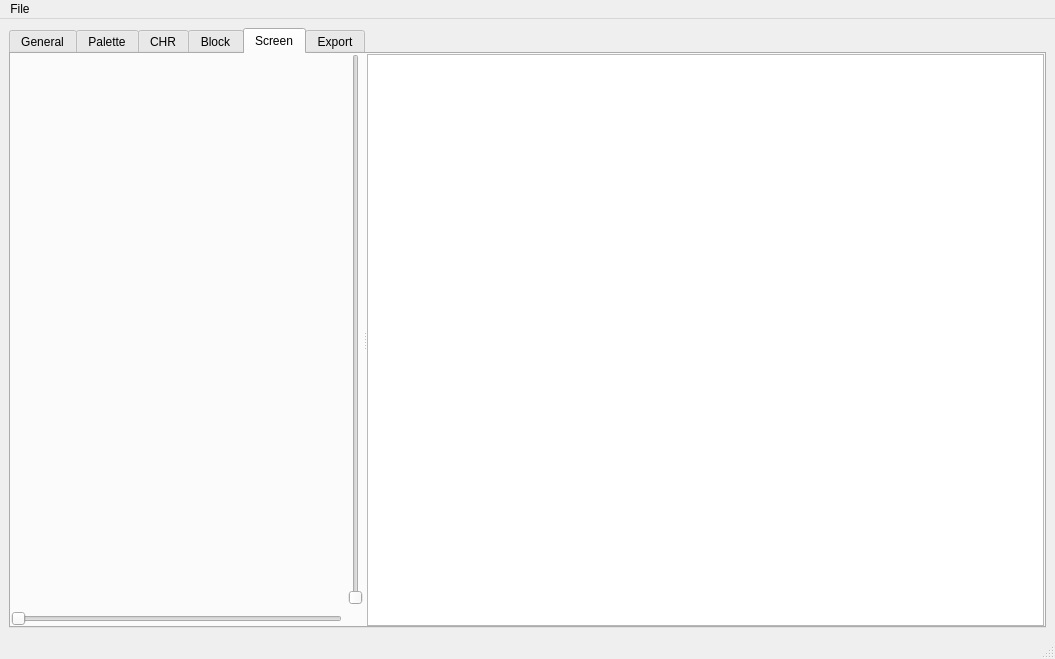
Qt form FamiScroller/mainwindow.ui (evgenykzz2/FamiTool) before a commit.
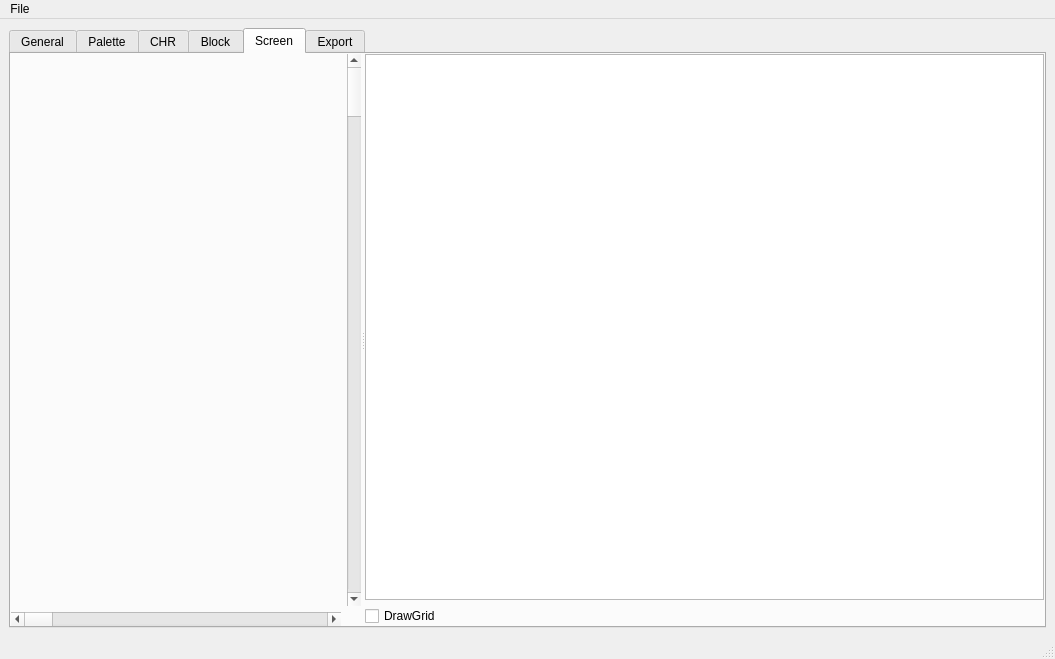
The same form after that commit.

Diff of the .ui file:
```diff
--- a/FamiScroller/mainwindow.ui
+++ b/FamiScroller/mainwindow.ui
@@ -743,20 +743,6 @@
             <property name="bottomMargin">
              <number>0</number>
             </property>
-            <item row="0" column="1">
-             <widget class="QSlider" name="slider_screen_v">
-              <property name="orientation">
-               <enum>Qt::Vertical</enum>
-              </property>
-             </widget>
-            </item>
-            <item row="1" column="0">
-             <widget class="QSlider" name="slider_screen_h">
-              <property name="orientation">
-               <enum>Qt::Horizontal</enum>
-              </property>
-             </widget>
-            </item>
             <item row="0" column="0">
              <layout class="QVBoxLayout" name="verticalLayout_10">
               <item>
@@ -836,6 +822,23 @@
               </item>
              </layout>
             </item>
+            <item row="1" column="0">
+             <widget class="QScrollBar" name="scroll_screen_h">
+              <property name="orientation">
+               <enum>Qt::Horizontal</enum>
+              </property>
+             </widget>
+            </item>
+            <item row="0" column="1">
+             <widget class="QScrollBar" name="scroll_screen_v">
+              <property name="orientation">
+               <enum>Qt::Vertical</enum>
+              </property>
+              <property name="invertedControls">
+               <bool>false</bool>
+              </property>
+             </widget>
+            </item>
            </layout>
           </widget>
           <widget class="QWidget" name="widget_screen_right" native="true">
@@ -855,6 +858,13 @@
             <item>
              <widget class="QListWidget" name="listWidget_screen"/>
             </item>
+            <item>
+             <widget class="QCheckBox" name="checkBox_screen_draw_grid">
+              <property name="text">
+               <string>DrawGrid</string>
+              </property>
+             </widget>
+            </item>
            </layout>
           </widget>
          </widget>
```
